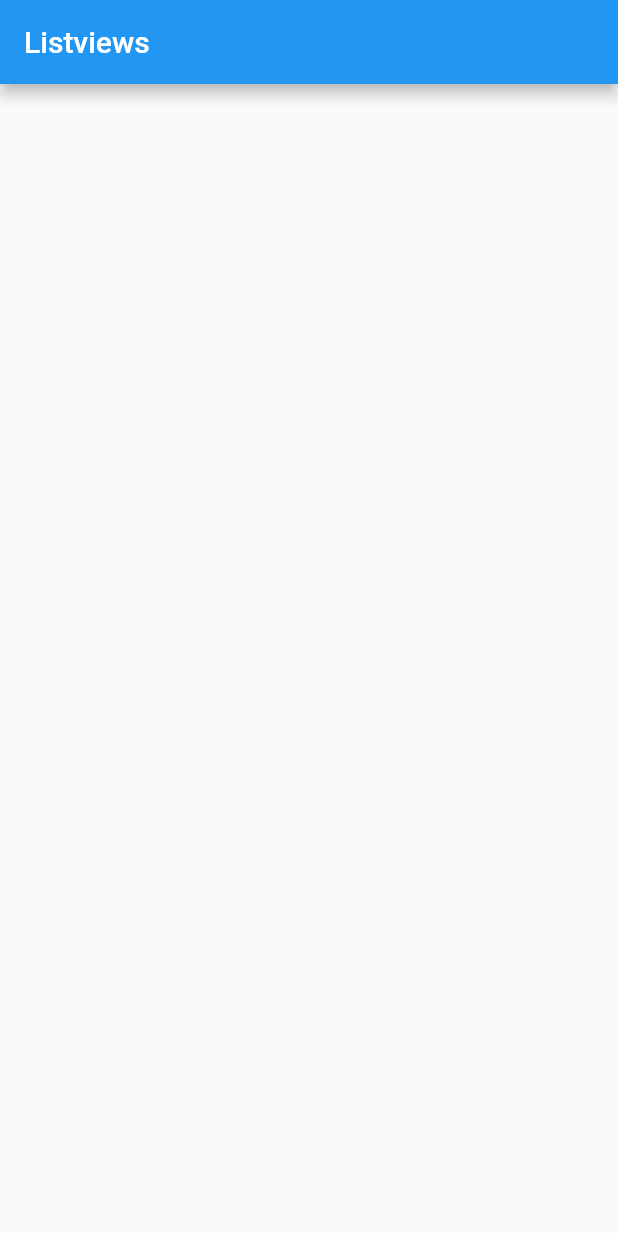
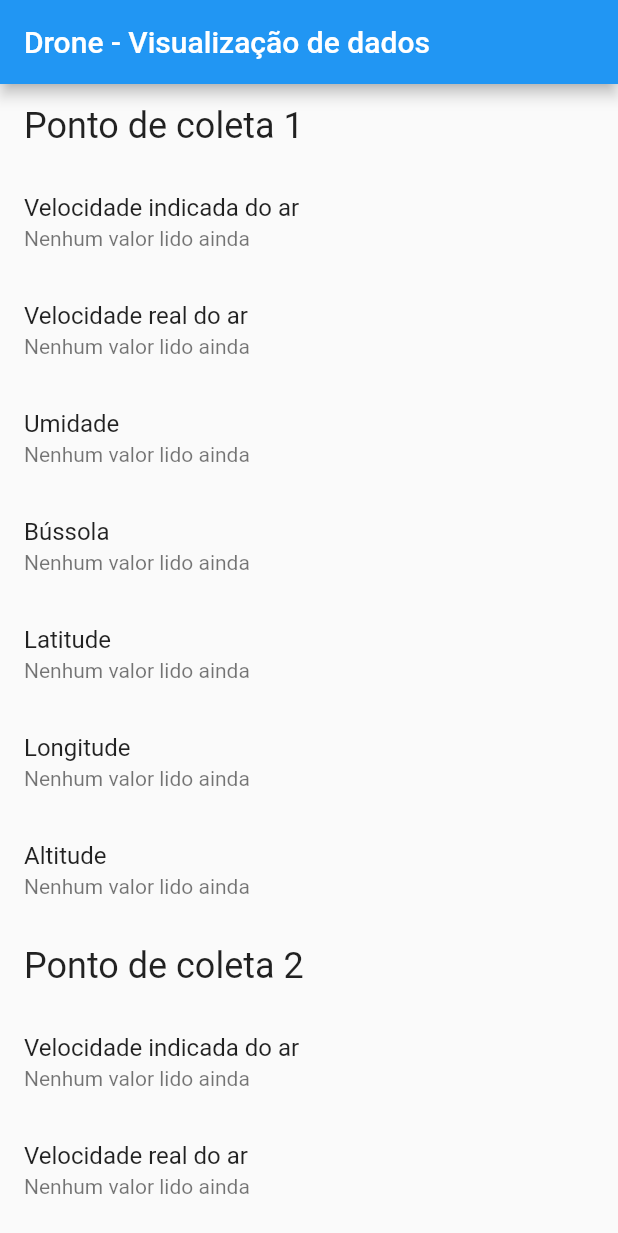
Before and after one commit to alcidesmig/tt2-fapesp-app, a Flutter app: the screen it shows after launch, on a phone screen of 412 x 824 dp. Shown: the top 1233 px of the screen. Run offline on Flutter 3.47's test engine with Material 2 defaults, Android fonts, the phone set to English and light mode, and no system bars.

Commit message:
Suporte para ListView com diferentes elementos - visualização de dados

```diff
--- a/lib/main.dart
+++ b/lib/main.dart
@@ -1,14 +1,102 @@
 import 'dart:async';
 import 'dart:convert';
 
+import 'package:flutter/foundation.dart';
 import 'package:flutter/material.dart';
-import 'package:http/http.dart' as http;
 
 void main() {
-  runApp(new MaterialApp(
-      home: new HomePage()
+
+  List<String> desc = ['Temperatura', 'Velocidade indicada do ar', 'Velocidade real do ar', 'Umidade', 'Bússola', 'Latitude', 'Longitude', 'Altitude'];
+
+  int point = 1;
+
+  runApp(MyApp(
+    items: List<ListItem>.generate(
+      24,
+          (i) => i % 8 == 0
+          ? HeadingItem("Ponto de coleta " + (point++).toString())
+          : MessageItem(desc[i % 8], "Nenhum valor lido ainda"),
+    ),
   ));
 }
+
+class MyApp extends StatelessWidget {
+  final List<ListItem> items;
+
+  MyApp({Key key, @required this.items}) : super(key: key);
+
+  @override
+  Widget build(BuildContext context) {
+    final title = 'Drone - Visualização de dados';
+
+    return MaterialApp(
+      title: title,
+      home: Scaffold(
+        appBar: AppBar(
+          title: Text(title),
+        ),
+        body: ListView.builder(
+          // Let the ListView know how many items it needs to build.
+          itemCount: items.length,
+          // Provide a builder function. This is where the magic happens.
+          // Convert each item into a widget based on the type of item it is.
+          itemBuilder: (context, index) {
+            final item = items[index];
+
+            if (item is HeadingItem) {
+              return ListTile(
+                title: Text(
+                  item.heading,
+                  style: Theme.of(context).textTheme.headline,
+                ),
+              );
+            } else if (item is MessageItem) {
+              return ListTile(
+                title: Text(item.sender),
+                subtitle: Text(item.body),
+              );
+            }
+          },
+        ),
+      ),
+    );
+  }
+}
+
+class DynamicListState extends State {
+  @override
+  Widget build(BuildContext context) {
+    /*items.
+
+    return Text(wordPair.asPascalCase);
+  */}
+}
+
+class DynamicList extends StatefulWidget {
+  @override
+  DynamicListState createState() => DynamicListState();
+}
+
+// The base class for the different types of items the list can contain.
+abstract class ListItem {}
+
+// A ListItem that contains data to display a heading.
+class HeadingItem implements ListItem {
+  final String heading;
+
+  HeadingItem(this.heading);
+}
+
+// A ListItem that contains data to display a message.
+class MessageItem implements ListItem {
+  final String sender;
+  final String body;
+
+  MessageItem(this.sender, this.body);
+}
+
+
+/*
 
 class HomePage extends StatefulWidget {
   @override
@@ -16,40 +104,23 @@ class HomePage extends StatefulWidget {
 }
 
 class HomePageState extends State<HomePage> {
-
   List data;
 
   Future<String> getData() async {
     var response = await http.get(
         Uri.encodeFull("https://jsonplaceholder.typicode.com/posts"),
-        headers: {
-          "Accept": "application/json"
-        }
-    );
+        headers: {"Accept": "application/json"});
 
     this.setState(() {
       data = json.decode(response.body);
     });
-
   }
 
   @override
-  void initState(){
+  void initState() {
     this.getData();
   }
 
-  @override
-  Widget build(BuildContext context){
-    return new Scaffold(
-      appBar: new AppBar(title: new Text("Listviews"), backgroundColor: Colors.blue),
-      body: new ListView.builder(
-        itemCount: data == null ? 0 : data.length,
-        itemBuilder: (BuildContext context, int index){
-          return new Card(
-            child: new Text(data[index]["id"].toString() + " - " + data[index]["title"]),
-          );
-        },
-      ),
-    );
-  }
 }
+
+ */
```
Also changed, not shown: pubspec.lock.
